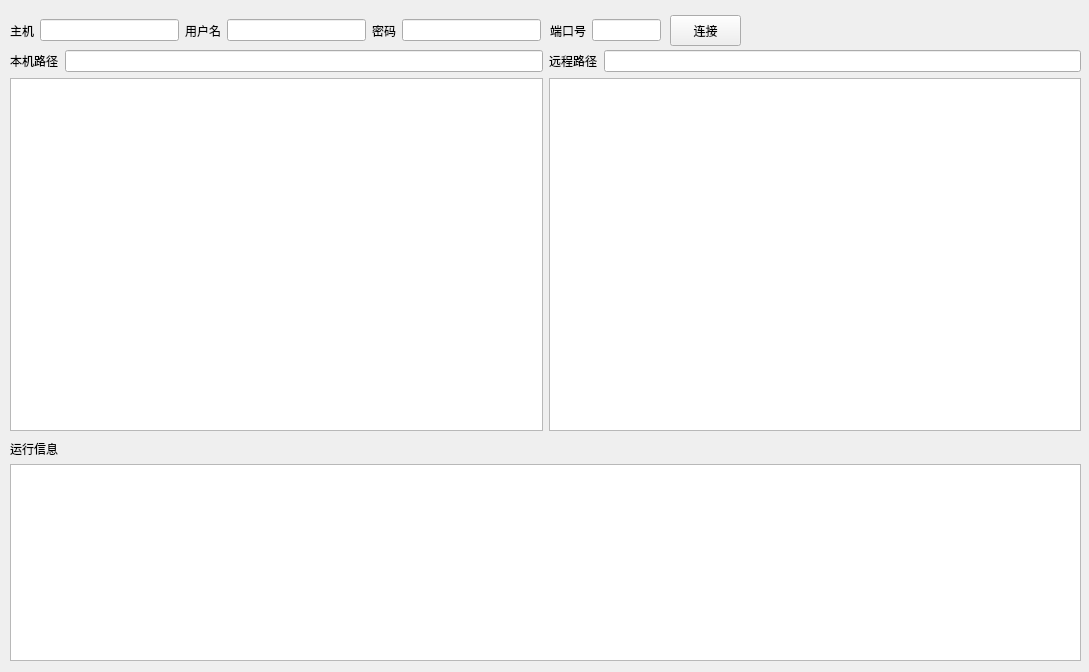
Qt form ui/client.ui (hot-dry-noodles/ftp) before a commit.
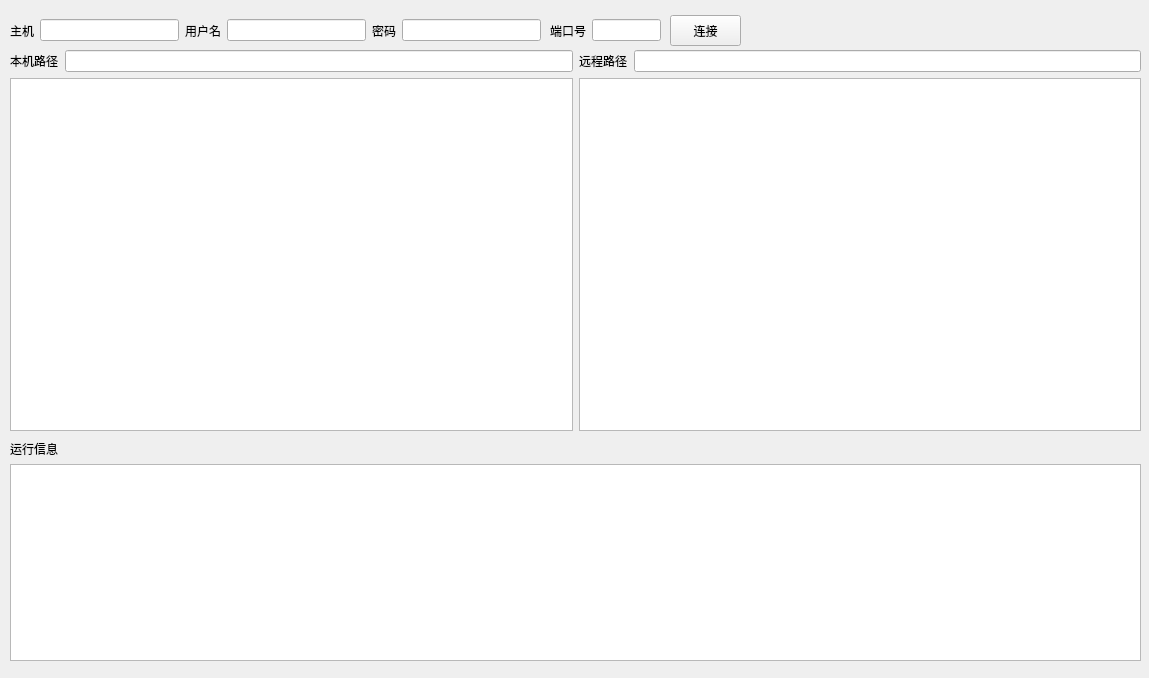
The same form after that commit.

The edit to the form file:
```diff
--- a/ui/client.ui
+++ b/ui/client.ui
@@ -6,8 +6,8 @@
    <rect>
     <x>0</x>
     <y>0</y>
-    <width>1089</width>
-    <height>672</height>
+    <width>1149</width>
+    <height>678</height>
    </rect>
   </property>
   <property name="windowTitle">
@@ -95,7 +95,7 @@
      <rect>
       <x>10</x>
       <y>440</y>
-      <width>1071</width>
+      <width>1131</width>
       <height>221</height>
      </rect>
     </property>
@@ -138,7 +138,7 @@
      <rect>
       <x>10</x>
       <y>50</y>
-      <width>1071</width>
+      <width>1131</width>
       <height>381</height>
      </rect>
     </property>
```
